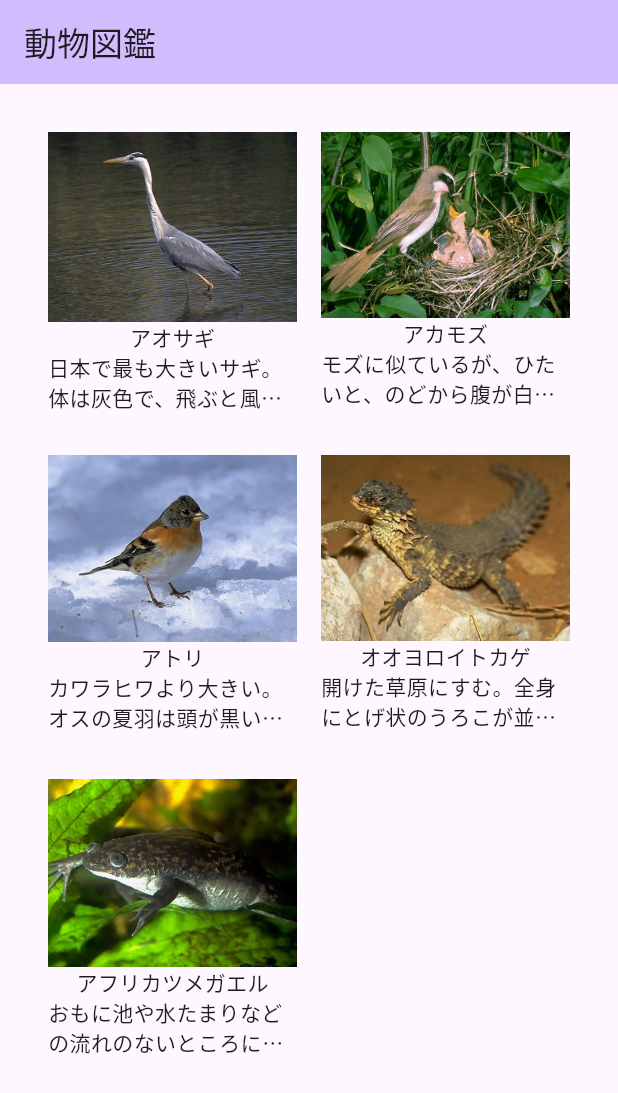
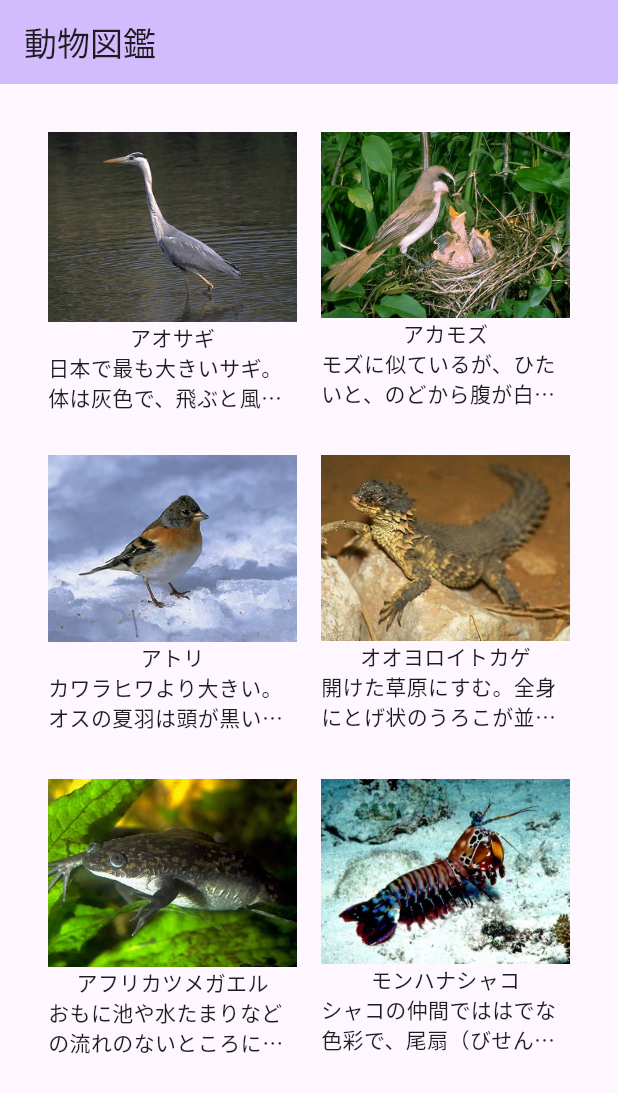
Before and after one commit to kakimotos/animal_cards, a Flutter app: the screen it shows after launch, on a phone screen of 412 x 824 dp. Shown: the top 1093 px of the screen. Run offline on Flutter 3.47's test engine with Material 3 defaults, Android fonts, the phone set to English and light mode, and no system bars.

Commit message:
動物１匹追加

```diff
--- a/lib/main.dart
+++ b/lib/main.dart
@@ -77,8 +77,17 @@ class _AnimalListPageState extends State<AnimalListPage> {
     'images/animal5.png'
   ];
 
+  List<String> animal6 = [
+    'モンハナシャコ',
+    'シャコの仲間でははでな色彩で、尾扇（びせん）のふち取りの色は深紅。自分の巣穴を持ち昼間はあまり遠出をしないが、泳ぐスピードはかなり速い。エビのはさみに相当する捕脚（ほきゃく）には数本のとげがあり、この部分を使っての強力なパンチは貝がらをも砕くほどだ。夜間に歩き回ってえものを見つけて一撃でしとめる。肉食性でカニやヤドカリもつかまえて食べる。',
+    '無脊椎動物',
+    '太平洋・大西洋・インド洋',
+    '150mm',
+    'images/animal6.png'
+  ];
+
   //ここでanimals配列を定義
-  late List<List<String>> animals = [animal1, animal2, animal3, animal4, animal5];
+  late List<List<String>> animals = [animal1, animal2, animal3, animal4, animal5, animal6];
 
   @override
   Widget build(BuildContext context) {
--- a/pubspec.yaml
+++ b/pubspec.yaml
@@ -69,6 +69,7 @@ flutter:
      - images/animal3.png
      - images/animal4.png
      - images/animal5.png
+     - images/animal6.png
   #   - images/a_dot_ham.jpeg
 
   # An image asset can refer to one or more resolution-specific "variants", see
```
Also changed, not shown: images/animal6.png (added).
